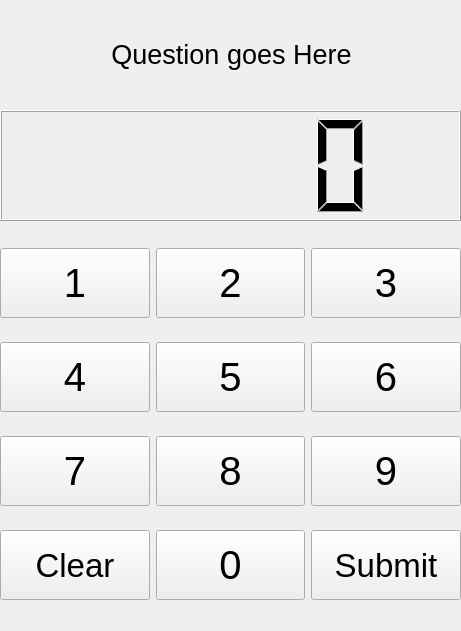
Before: the Qt Designer form umati/UmatiMathTaskView.ui in kheimerl/umati, drawn with Qt 5.
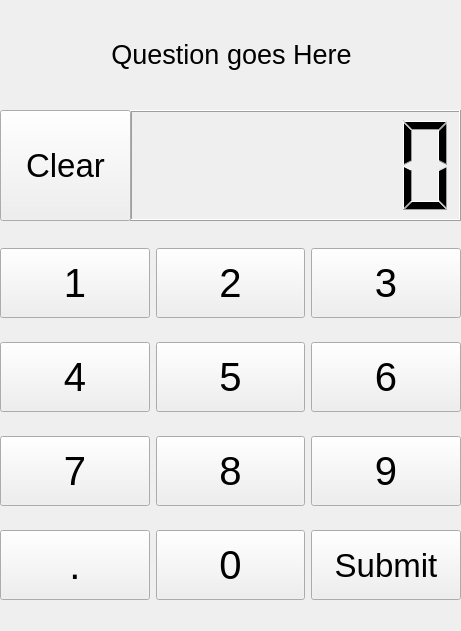
After: the same form once the commit is applied.

What changed in the file:
```diff
--- a/umati/UmatiMathTaskView.ui
+++ b/umati/UmatiMathTaskView.ui
@@ -247,7 +247,7 @@
      </widget>
     </item>
     <item row="3" column="0">
-     <widget class="QPushButton" name="pushButton_clear">
+     <widget class="QPushButton" name="pushButton_decimal">
       <property name="minimumSize">
        <size>
         <width>0</width>
@@ -256,11 +256,11 @@
       </property>
       <property name="font">
        <font>
-        <pointsize>25</pointsize>
+        <pointsize>30</pointsize>
        </font>
       </property>
       <property name="text">
-       <string>Clear</string>
+       <string>.</string>
       </property>
      </widget>
     </item>
@@ -269,12 +269,15 @@
   <widget class="QLCDNumber" name="numberField">
    <property name="geometry">
     <rect>
-     <x>0</x>
+     <x>130</x>
      <y>110</y>
-     <width>461</width>
+     <width>331</width>
      <height>111</height>
     </rect>
    </property>
+   <property name="numDigits">
+    <number>6</number>
+   </property>
   </widget>
   <widget class="QLabel" name="questionBox">
    <property name="geometry">
@@ -300,6 +303,35 @@
     <bool>true</bool>
    </property>
   </widget>
+  <widget class="QPushButton" name="pushButton_clear">
+   <property name="geometry">
+    <rect>
+     <x>0</x>
+     <y>110</y>
+     <width>131</width>
+     <height>111</height>
+    </rect>
+   </property>
+   <property name="minimumSize">
+    <size>
+     <width>0</width>
+     <height>70</height>
+    </size>
+   </property>
+   <property name="font">
+    <font>
+     <pointsize>25</pointsize>
+    </font>
+   </property>
+   <property name="text">
+    <string>Clear</string>
+   </property>
+  </widget>
+  <zorder>gridLayoutWidget</zorder>
+  <zorder>numberField</zorder>
+  <zorder>questionBox</zorder>
+  <zorder>pushButton_submit</zorder>
+  <zorder>pushButton_clear</zorder>
  </widget>
  <resources/>
  <connections/>
```
